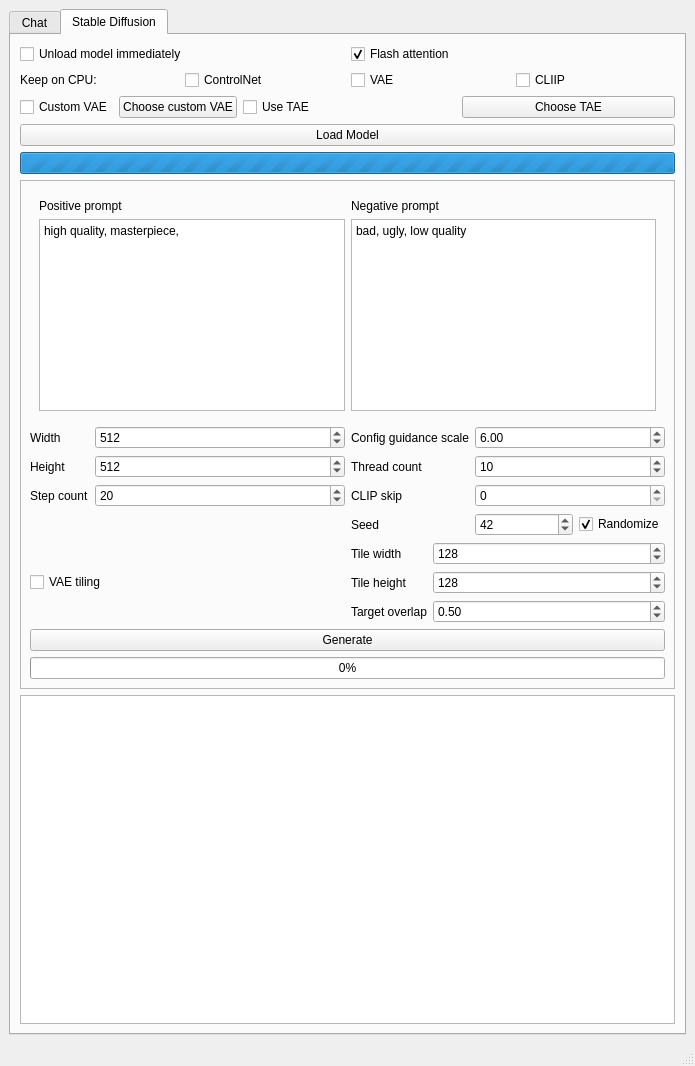
Old version of the form AIOneQTWidgets/mainwindow.ui in the repository Iemand005/Singularity.
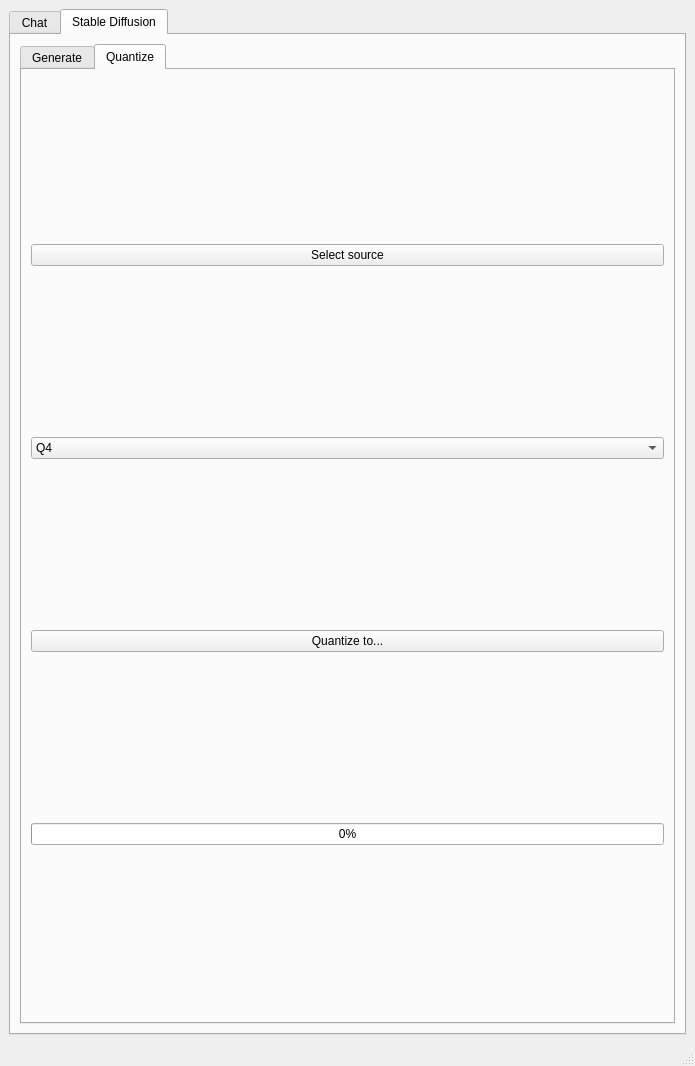
New version of the form. Custom widgets are drawn as their Qt base class.

Commit message: Add quantizatiin tab

```diff
--- a/AIOneQTWidgets/mainwindow.ui
+++ b/AIOneQTWidgets/mainwindow.ui
@@ -279,6 +279,18 @@
        </attribute>
        <layout class="QVBoxLayout" name="verticalLayout">
         <item>
+         <layout class="QHBoxLayout" name="horizontalLayout_11">
+          <item>
+           <widget class="QTabWidget" name="sdTabWidget">
+            <property name="currentIndex">
+             <number>1</number>
+            </property>
+            <widget class="QWidget" name="sdGenerationTab">
+             <attribute name="title">
+              <string>Generate</string>
+             </attribute>
+             <layout class="QVBoxLayout" name="verticalLayout_11">
+              <item>
          <layout class="QVBoxLayout" name="verticalLayout_9">
           <item>
            <layout class="QHBoxLayout" name="horizontalLayout_7">
@@ -379,11 +391,6 @@
           </item>
          </layout>
         </item>
-        <item>
-         <layout class="QHBoxLayout" name="horizontalLayout_11"/>
-        </item>
-        <item>
-         <layout class="QHBoxLayout" name="horizontalLayout_5">
           <item>
            <widget class="QPushButton" name="loadSDButton">
             <property name="text">
@@ -391,8 +398,6 @@
             </property>
            </widget>
           </item>
-         </layout>
-        </item>
         <item>
          <widget class="ProgressBar" name="sdmLoadProgressBar">
           <property name="minimum">
@@ -724,9 +729,56 @@
          </widget>
         </item>
         <item>
-         <layout class="QVBoxLayout" name="verticalLayout_10">
-          <item>
            <widget class="ImagePreview" name="imagePreview"/>
+              </item>
+             </layout>
+            </widget>
+            <widget class="QWidget" name="sdConversioniTab">
+             <attribute name="title">
+              <string>Quantize</string>
+             </attribute>
+             <layout class="QVBoxLayout" name="verticalLayout_10">
+              <item>
+               <widget class="QPushButton" name="selectQuantSourceButton">
+                <property name="text">
+                 <string>Select source</string>
+                </property>
+               </widget>
+              </item>
+              <item>
+               <widget class="QComboBox" name="quantInputBox">
+                <property name="currentIndex">
+                 <number>1</number>
+                </property>
+                <item>
+                 <property name="text">
+                  <string>Q8</string>
+                 </property>
+                </item>
+                <item>
+                 <property name="text">
+                  <string>Q4</string>
+                 </property>
+                </item>
+               </widget>
+              </item>
+              <item>
+               <widget class="QPushButton" name="quantizeButton">
+                <property name="text">
+                 <string>Quantize to...</string>
+                </property>
+               </widget>
+              </item>
+              <item>
+               <widget class="ProgressBar" name="quantProgressBar">
+                <property name="value">
+                 <number>0</number>
+                </property>
+               </widget>
+              </item>
+             </layout>
+            </widget>
+           </widget>
           </item>
          </layout>
         </item>
```
Left out of the diff: 14 changed lines with no effect on the pictures. Lines whose indentation alone changed are shown as unchanged. The commit also changes 2 other files.
